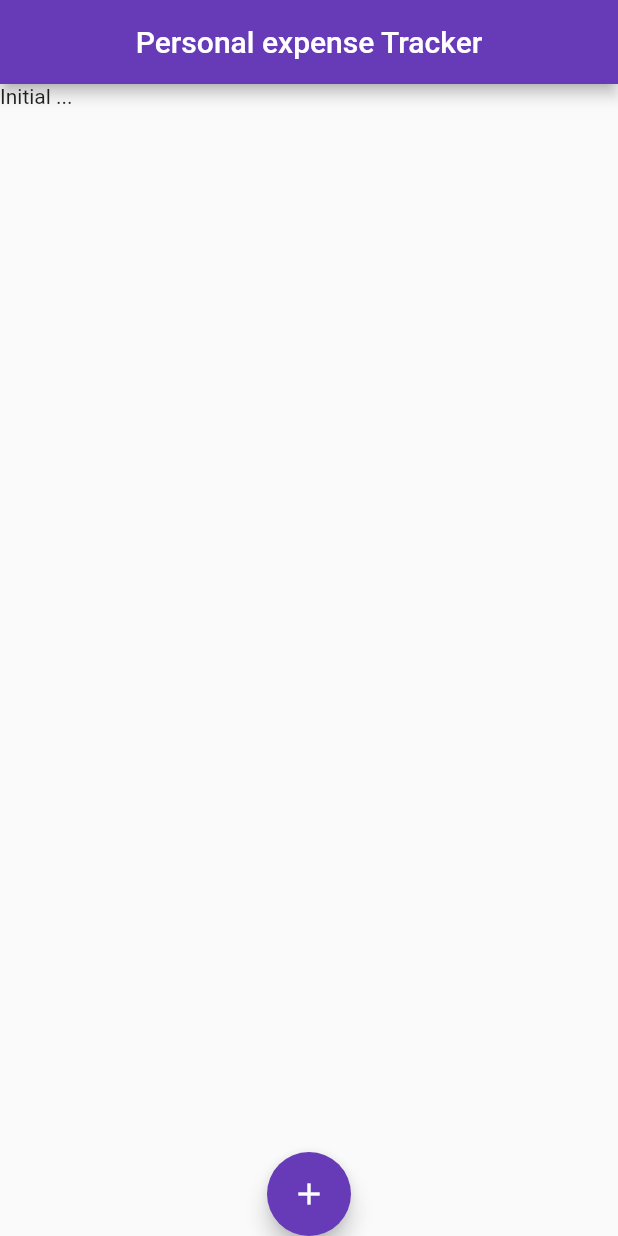
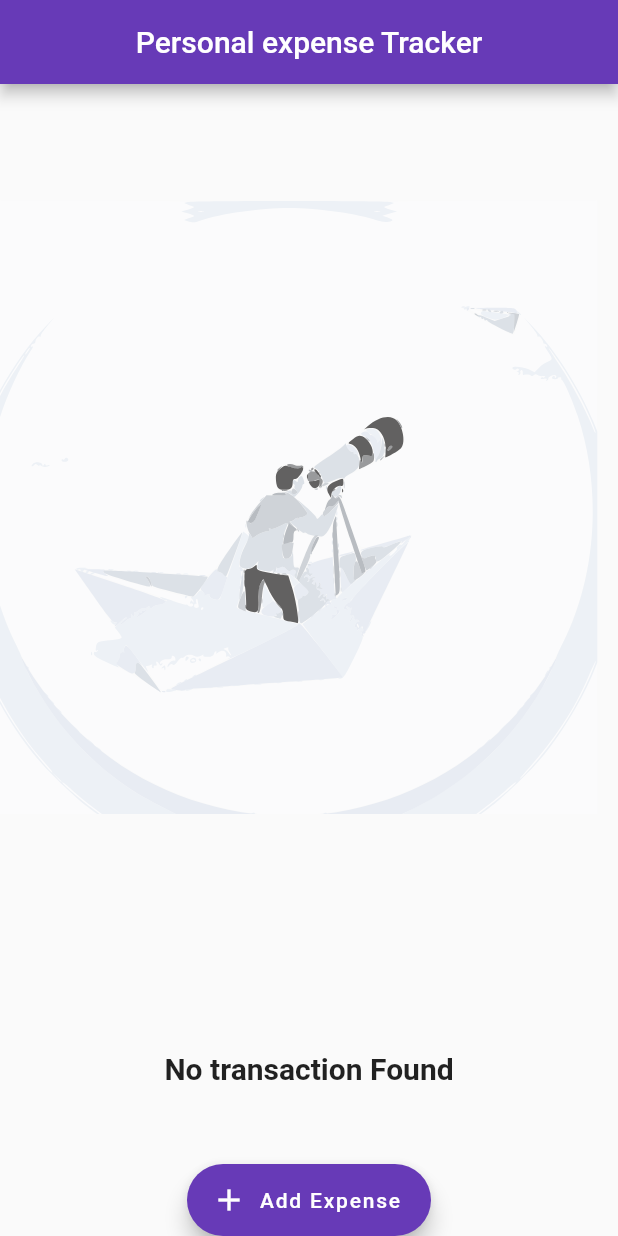
Before and after one commit to SubhajitCode/Flutter_expense_tracker, a Flutter app: the screen it shows after launch, on a phone screen of 412 x 824 dp. Run offline on Flutter 3.47's test engine with Material 2 defaults, Android fonts, the phone set to English and light mode, and no system bars; our stand-ins replace bloc, flutter_bloc, flutter_spinkit, flutter_svg, sqflite; accounts and stored records are empty.

Commit message:
Basic features done v2

```diff
--- a/lib/main.dart
+++ b/lib/main.dart
@@ -56,10 +56,11 @@ class MyHomePage extends StatelessWidget {
           ExpenditureWidget(),
         ],
       ),
-      floatingActionButton: FloatingActionButton(
+      floatingActionButton: FloatingActionButton.extended(
         backgroundColor: Theme.of(context).primaryColor,
-        child: Icon(Icons.add),
+        icon: Icon(Icons.add),
         onPressed: () => _textInputModal(context),
+        label: Text("Add Expense"),
       ),
       floatingActionButtonLocation: FloatingActionButtonLocation.centerDocked,
     );
--- a/lib/models/expenditure.dart
+++ b/lib/models/expenditure.dart
@@ -4,6 +4,7 @@ class Expenditure {
   static const columnTitle = "title";
   static const columnAmount = "amount";
   static const columnNote = "note";
+  static const columnDate = "date";
   int id;
   String title;
   double amount;
@@ -19,6 +20,7 @@ class Expenditure {
     map[columnTitle] = title;
     map[columnAmount] = amount;
     map[columnNote] = note;
+    map[columnDate] = date.toIso8601String();
     return map;
   }
 
@@ -27,6 +29,8 @@ class Expenditure {
     title = map[columnTitle];
     amount = map[columnAmount];
     note = map[columnNote];
+    date = DateTime.parse(map[columnDate]);
   }
-  String toString() => 'id=$id, amount=$amount, title=$title, note=$note';
+  String toString() =>
+      'id=$id, amount=$amount, title=$title, note=$note, date=$date';
 }
--- /dev/null
+++ b/lib/widgets/empty_state.dart
@@ -0,0 +1,26 @@
+import 'package:flutter/material.dart';
+import 'package:flutter_svg/svg.dart';
+
+class EmptyState extends StatelessWidget {
+  @override
+  Widget build(BuildContext context) {
+    return Stack(
+      alignment: Alignment.topCenter,
+      children: [
+        SvgPicture.asset(
+          "assets/empty.svg",
+        ),
+        Column(
+          mainAxisAlignment: MainAxisAlignment.end,
+          children: [
+            Text(
+              "No transaction Found",
+              style: TextStyle(fontSize: 20, fontWeight: FontWeight.bold),
+            ),
+            SizedBox(height: 100),
+          ],
+        ),
+      ],
+    );
+  }
+}
--- a/lib/widgets/expenditure_widget.dart
+++ b/lib/widgets/expenditure_widget.dart
@@ -1,9 +1,12 @@
 import 'package:expense_tracker/cubit/expenditure_cubit.dart';
 import 'package:flutter/material.dart';
 import 'package:flutter_bloc/flutter_bloc.dart';
+import 'package:intl/intl.dart';
 //import 'package:intl/intl.dart';
 
 import '../models/expenditure.dart';
+import 'empty_state.dart';
+import 'loading_state.dart';
 
 class ExpenditureWidget extends StatelessWidget {
   const ExpenditureWidget({
@@ -19,6 +22,7 @@ class ExpenditureWidget extends StatelessWidget {
   }
 
   Widget _listView(List<Expenditure> expenditureList) {
+    expenditureList = expenditureList.reversed.toList();
     return ListView.builder(
       itemBuilder: (context, index) {
         return Column(
@@ -27,18 +31,15 @@ class ExpenditureWidget extends StatelessWidget {
               leading: CircleAvatar(
                 radius: 30,
                 child: FittedBox(
-                    child: Padding(
-                  padding: const EdgeInsets.all(6),
                   child: Text(
                     "\u20B9${expenditureList[index].amount}",
                   ),
-                )),
+                ),
               ),
               title: Text("${expenditureList[index].title}",
                   style: Theme.of(context).textTheme.headline6),
-              subtitle: Text("Date",
-                  //TODO implement Date
-                  //DateFormat.yMMMd().format(expenditureList[index].date),
+              subtitle: Text(
+                  DateFormat.yMMMd().format(expenditureList[index].date),
                   style: Theme.of(context).textTheme.subtitle1),
               trailing: Row(
                 mainAxisSize: MainAxisSize.min,
@@ -72,10 +73,8 @@ class ExpenditureWidget extends StatelessWidget {
       child: Container(
         child: BlocBuilder<ExpenditureCubit, ExpenditureState>(
           builder: (context, state) {
-            if (state is ExpenditureInitial)
-              return Text("Initial ..."); //TODO implement Initial Scrren
-            if (state is ExpenditureLoading)
-              return Text("Loading ..."); //TODO Implement Loading screen
+            if (state is ExpenditureInitial) return EmptyState();
+            if (state is ExpenditureLoading) return LoadingState();
             if (state is ExpenditureLoaded)
               return _listView(state.expenditures);
             else
```
Also changed, not shown: lib/models/expenditure_provider.dart (+20 -14 lines), lib/widgets/loading_state.dart (added, +19 -0 lines), pubspec.yaml (+4 -3 lines), assets/empty.svg (added), pubspec.lock.
